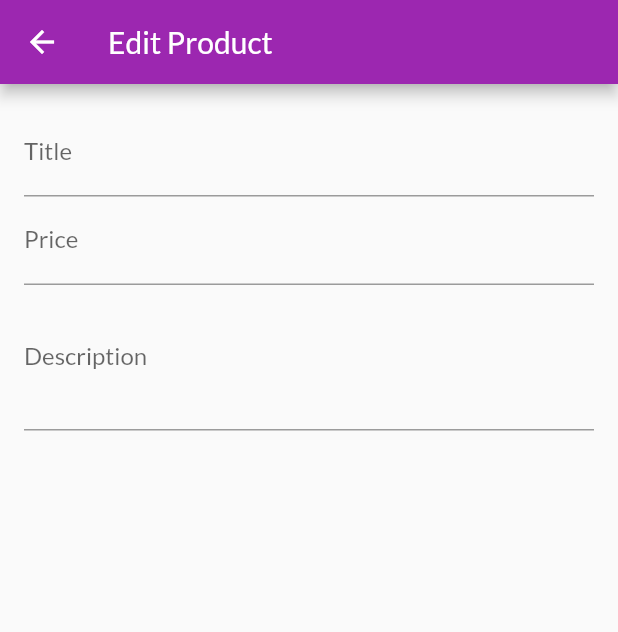
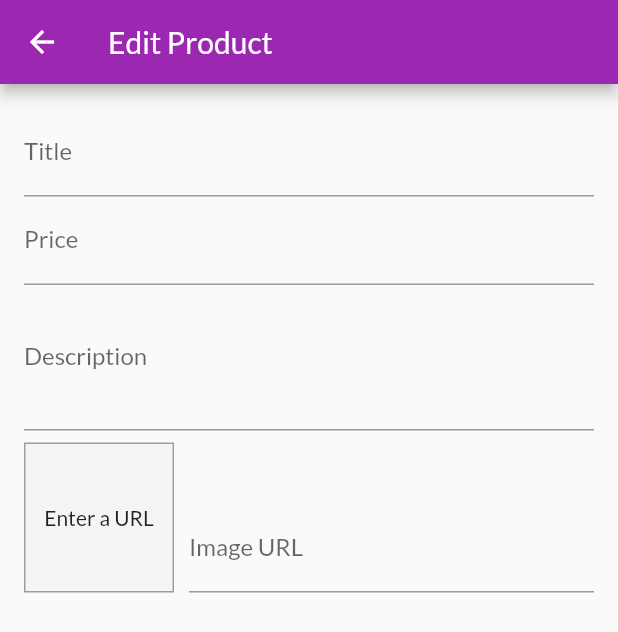
Before and after one commit to Satx98/shop_app, a Flutter app: the EditPoductScreen screen opened by its route, on a phone screen of 412 x 824 dp. Shown: the top 632 px of the screen. Run offline on Flutter 3.47's test engine with Material 2 defaults, Android fonts, the phone set to English and light mode, and no system bars; network calls fail.

Commit message:
Added the Image TextFormField & used precacheImage

```diff
--- a/lib/screens/edit_product_screen.dart
+++ b/lib/screens/edit_product_screen.dart
@@ -1,7 +1,102 @@
 import 'package:flutter/material.dart';
 
-class EditPoductScreen extends StatelessWidget {
+class EditPoductScreen extends StatefulWidget {
   static const routeName = '/edit-product';
+
+  @override
+  _EditPoductScreenState createState() => _EditPoductScreenState();
+}
+
+class _EditPoductScreenState extends State<EditPoductScreen> {
+  final _imageUrlController = TextEditingController();
+  final _imageUrlFocusNode = FocusNode();
+
+  var _hasErrorLoadingImage = false;
+  var _loadingImage = false;
+
+  @override
+  void initState() {
+    super.initState();
+    _imageUrlController.addListener(_updateImageUrl);
+  }
+
+  @override
+  void dispose() {
+    super.dispose();
+    _imageUrlController.removeListener(_updateImageUrl);
+    _imageUrlController.dispose();
+    _imageUrlFocusNode.dispose();
+  }
+
+  Future<void> _updateImageUrl() async {
+    setState(() {
+      _hasErrorLoadingImage = false;
+    });
+    if (_imageUrlController.text.isNotEmpty) {
+      setState(() {
+        _loadingImage = true;
+      });
+      await precacheImage(
+        NetworkImage(_imageUrlController.text),
+        context,
+        onError: (error, stackTrace) {
+          if (!_loadingImage) {
+            return;
+          }
+          setState(() {
+            _loadingImage = false;
+            _hasErrorLoadingImage = true;
+          });
+        },
+      );
+      setState(() {
+        _loadingImage = false;
+      });
+    }
+  }
+
+  Widget _imageBuilder() {
+    if (_imageUrlController.text.isEmpty) {
+      return Center(
+        child: Text(
+          'Enter a URL',
+          textAlign: TextAlign.center,
+        ),
+      );
+    }
+    if (_loadingImage) {
+      return Center(
+        child: CircularProgressIndicator(),
+      );
+    }
+    if (_hasErrorLoadingImage) {
+      return Stack(
+        children: [
+          FittedBox(
+            child: Icon(
+              Icons.close,
+              size: 100,
+              color: Theme.of(context).errorColor,
+            ),
+          ),
+          Center(
+            child: Container(
+              color: Colors.white70,
+              child: Text(
+                'No Image!',
+                style: TextStyle(
+                  color: Theme.of(context).errorColor,
+                ),
+              ),
+            ),
+          ),
+        ],
+      );
+    }
+    return FittedBox(
+      child: Image.network(_imageUrlController.text),
+    );
+  }
 
   @override
   Widget build(BuildContext context) {
@@ -35,6 +130,40 @@ class EditPoductScreen extends StatelessWidget {
                   maxLines: 3,
                   keyboardType: TextInputType.multiline,
                 ),
+                Row(
+                  crossAxisAlignment: CrossAxisAlignment.end,
+                  children: [
+                    Container(
+                      child: _imageBuilder(),
+                      decoration: BoxDecoration(
+                        border: Border.all(
+                          color: Colors.grey,
+                          width: 1,
+                        ),
+                        color: Colors.grey[100],
+                      ),
+                      constraints: BoxConstraints(
+                        minHeight: 100.0,
+                        minWidth: 100.0,
+                        maxWidth: 100.0,
+                        maxHeight: 100.0,
+                      ),
+                      margin: const EdgeInsets.only(
+                        top: 8.0,
+                        right: 10.0,
+                      ),
+                    ),
+                    Expanded(
+                      child: TextFormField(
+                        decoration: InputDecoration(labelText: 'Image URL'),
+                        keyboardType: TextInputType.url,
+                        textInputAction: TextInputAction.done,
+                        controller: _imageUrlController,
+                        focusNode: _imageUrlFocusNode,
+                      ),
+                    ),
+                  ],
+                ),
               ],
             ),
           ),
```
